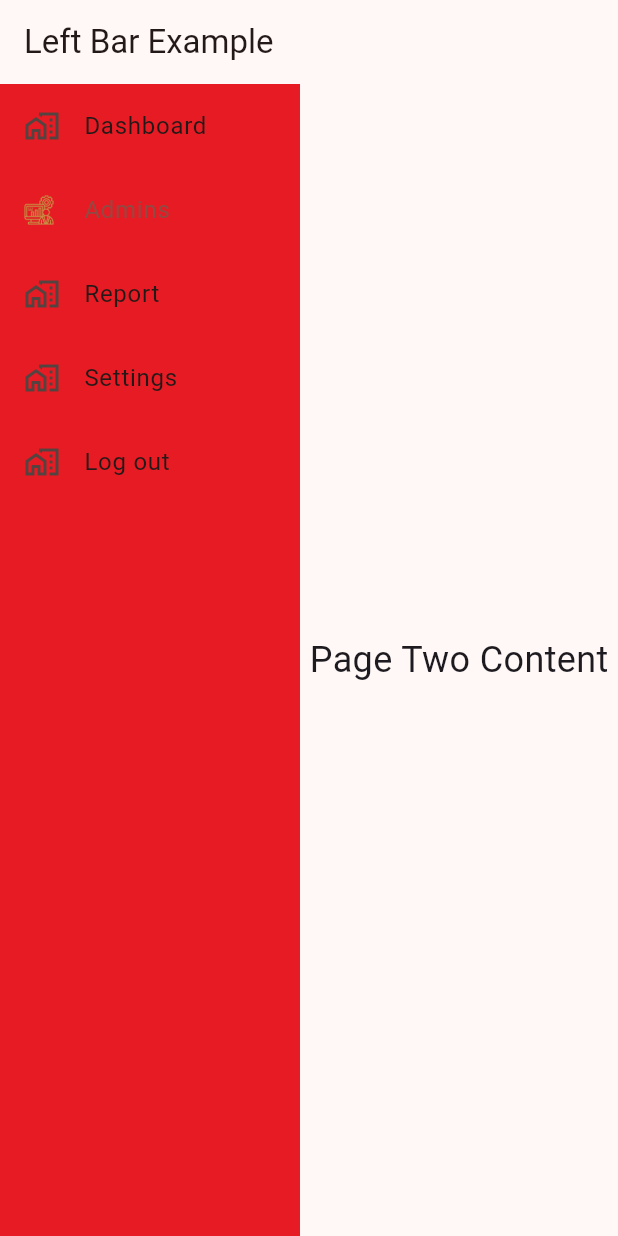
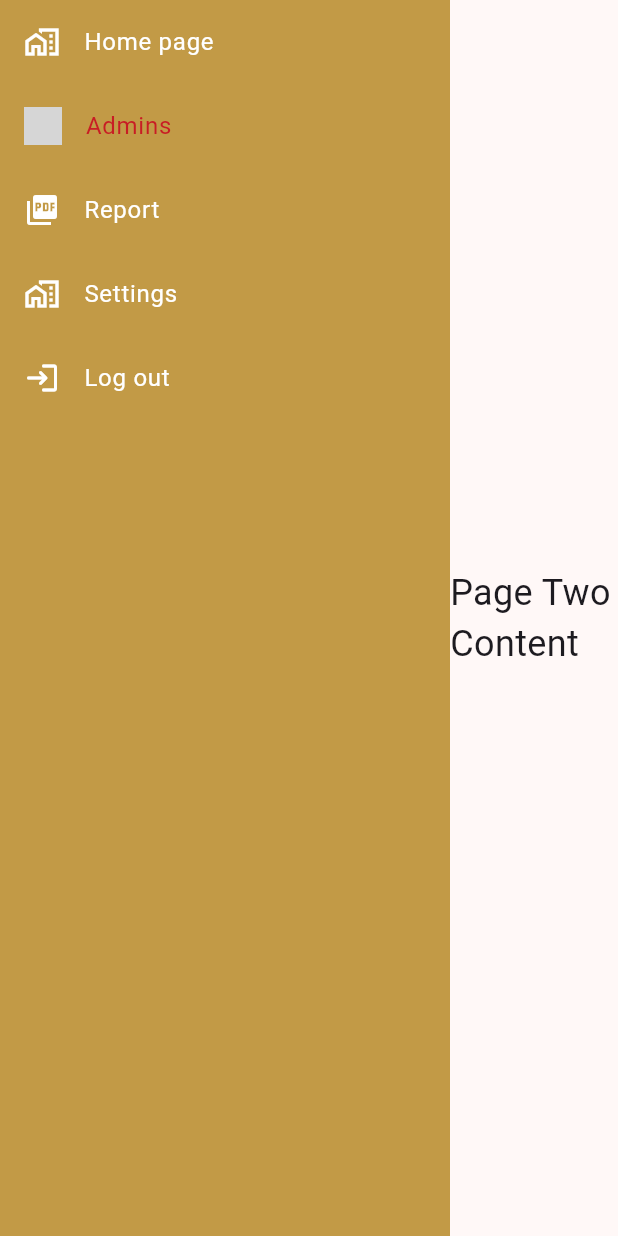
Before and after one commit to M-ZakariaNa-K/Sales-Managment-System-HS-, a Flutter app: the screen it shows after launch, after a tap on "Admins", on a phone screen of 412 x 824 dp. Run offline on Flutter 3.47's test engine with Material 3 defaults, Android fonts, the phone set to English and light mode, and no system bars; our stand-ins replace google_fonts; grey boxes are pictures that could not be loaded.

Commit message:
Starting homePage adding

```diff
--- /dev/null
+++ b/lib/Core/Components/home/Circle_image.dart
@@ -0,0 +1,21 @@
+import 'package:flutter/material.dart';
+
+class CircleImageWidget extends StatelessWidget {
+  const CircleImageWidget({super.key, required this.image});
+  final String image;
+
+  @override
+  Widget build(BuildContext context) {
+    return ClipRRect(
+      borderRadius: const BorderRadius.all(Radius.circular(100)),
+      child: Container(
+        width: 30,
+        height: 30,
+        child: Image.asset(
+          image,
+          fit: BoxFit.cover,
+        ),
+      ),
+    );
+  }
+}
--- /dev/null
+++ b/lib/Core/Components/home/search_bar.dart
@@ -0,0 +1,56 @@
+import 'package:flutter/material.dart';
+import 'package:sales_management_system/Core/Constants/theme.dart';
+
+class SearchBarWidget extends StatefulWidget {
+  const SearchBarWidget({super.key});
+
+  @override
+  State<SearchBarWidget> createState() => _SearchBarWidgetState();
+}
+
+class _SearchBarWidgetState extends State<SearchBarWidget> {
+  final TextEditingController _searchController = TextEditingController();
+  @override
+  Widget build(BuildContext context) {
+    return Padding(
+      padding: const EdgeInsets.symmetric(vertical: 20, horizontal: 20),
+      child: Container(
+        height: 50,
+        decoration: BoxDecoration(
+          color: Colors.grey.withOpacity(.2),
+          borderRadius: BorderRadius.circular(5.0),
+        ),
+        child: TextField(
+          decoration: InputDecoration(
+              hintText: 'Search...',
+              hintStyle: const TextStyle(
+                color: Color(0xffAFAFAF),
+              ),
+              contentPadding: const EdgeInsets.all(8.0),
+//Start Border of TextFild
+              enabledBorder: OutlineInputBorder(
+                borderSide: const BorderSide(
+                    color: Color(
+                        0xffAFAFAF)), // Set your desired border color here
+                borderRadius: BorderRadius.circular(5.0),
+              ),
+              focusedBorder: OutlineInputBorder(
+                borderSide: const BorderSide(
+                    color: Color.fromRGBO(
+                        200, 29, 36, 1)), // Set your desired border color here
+                borderRadius: BorderRadius.circular(5.0),
+              ),
+//End Border of TextFild
+              prefixIcon: Container(
+                padding: const EdgeInsets.all(10),
+                child: Image.asset(
+                  "images/search.png",
+                  color: const Color(0xffAFAFAF),
+                  width: 30,
+                ),
+              )),
+        ),
+      ),
+    );
+  }
+}
--- a/lib/Core/Constants/theme.dart
+++ b/lib/Core/Constants/theme.dart
@@ -1,8 +1,8 @@
 import 'package:flutter/material.dart';
 
 class ThemeColors {
-  static const primary = Color(0xFFE61B23);
+  static const primary = Color(0xffC81D24);
   static const primaryTextColor = Color(0xFF000000);
   static const secondaryTextColor = Color(0xFFffffff);
-  static const secondary = Color(0xFFC29A46);//qq
+  static const secondary = Color(0xFFC29A46); //qq
 }
--- /dev/null
+++ b/lib/Views/home/dashboard.dart
@@ -0,0 +1,222 @@
+import 'package:flutter/material.dart';
+import 'package:sales_management_system/Core/Constants/theme.dart';
+import 'package:sales_management_system/Views/home/home.dart';
+
+class DashboardPage extends StatefulWidget {
+  const DashboardPage({super.key});
+
+  @override
+  // ignore: library_private_types_in_public_api
+  _DashboardPageState createState() => _DashboardPageState();
+}
+
+class _DashboardPageState extends State<DashboardPage> {
+  int _selectedIndex = 0;
+  final Color _selectedColor = ThemeColors.primary;
+  final List<Widget> _pages = [
+    const HomePage(),
+    PageTwo(),
+    PageThree(),
+    PageFour(),
+    PageFive(),
+  ];
+
+  @override
+  Widget build(BuildContext context) {
+    return Scaffold(
+      body: Row(
+        children: [
+          // Left Bar
+          Container(
+            width: 300,
+            color: ThemeColors.secondary,
+            child: ListView(
+              children: [
+                Image.asset('images/Logo2.png'),
+                //=================================2=======================
+                ListTile(
+                  title: Text(
+                    'Home page',
+                    style: TextStyle(
+                      color: _selectedIndex == 0
+                          ? ThemeColors.primary
+                          : ThemeColors.secondaryTextColor,
+                    ),
+                  ),
+                  tileColor:
+                      _selectedIndex == 0 ? _selectedColor : Colors.transparent,
+                  leading: Icon(
+                    Icons.home_work_outlined,
+                    color: _selectedIndex == 0
+                        ? ThemeColors.primary
+                        : ThemeColors.secondaryTextColor,
+                  ),
+                  selected: _selectedIndex == 0,
+                  onTap: () => _onItemTapped(0),
+                ),
+                //=================================3=======================
+                ListTile(
+                  title: Text(
+                    'Admins',
+                    style: TextStyle(
+                      color: _selectedIndex == 1
+                          ? ThemeColors.primary
+                          : ThemeColors.secondaryTextColor,
+                    ),
+                  ),
+                  tileColor:
+                      _selectedIndex == 1 ? _selectedColor : Colors.transparent,
+                  leading: Image.asset(
+                    "images/administrator.png",
+                    width: 25,
+                    height: 25,
+                    color: _selectedIndex == 1
+                        ? ThemeColors.primary
+                        : ThemeColors.secondaryTextColor,
+                  ),
+                  selected: _selectedIndex == 1,
+                  onTap: () => _onItemTapped(1),
+                ),
+                //========================4=====================
+                ListTile(
+                  title: Text(
+                    'Report',
+                    style: TextStyle(
+                      color: _selectedIndex == 2
+                          ? ThemeColors.primary
+                          : ThemeColors.secondaryTextColor,
+                    ),
+                  ),
+                  tileColor:
+                      _selectedIndex == 2 ? _selectedColor : Colors.transparent,
+                  leading: Icon(
+                    Icons.picture_as_pdf,
+                    color: _selectedIndex == 2
+                        ? ThemeColors.primary
+                        : ThemeColors.secondaryTextColor,
+                  ),
+                  selected: _selectedIndex == 2,
+                  selectedTileColor: _selectedColor,
+                  onTap: () => _onItemTapped(2),
+                ),
+                //========================5=====================
+                ListTile(
+                  title: Text(
+                    'Settings',
+                    style: TextStyle(
+                      color: _selectedIndex == 3
+                          ? ThemeColors.primary
+                          : ThemeColors.secondaryTextColor,
+                    ),
+                  ),
+                  tileColor:
+                      _selectedIndex == 3 ? _selectedColor : Colors.transparent,
+                  leading: Icon(
+                    Icons.home_work_outlined,
+                    color: _selectedIndex == 3
+                        ? ThemeColors.primary
+                        : ThemeColors.secondaryTextColor,
+                  ),
+                  selected: _selectedIndex == 3,
+                  onTap: () => _onItemTapped(3),
+                ),
+                //========================6=====================
+                ListTile(
+                  title: Text(
+                    'Log out',
+                    style: TextStyle(
+                      color: _selectedIndex == 4
+                          ? ThemeColors.primary
+                          : ThemeColors.secondaryTextColor,
+                    ),
+                  ),
+                  tileColor:
+                      _selectedIndex == 2 ? _selectedColor : Colors.transparent,
+                  leading: Icon(
+                    Icons.login_rounded,
+                    color: _selectedIndex == 4
+                        ? ThemeColors.primary
+                        : ThemeColors.secondaryTextColor,
+                  ),
+                  selected: _selectedIndex == 4,
+                  selectedColor: _selectedColor,
+                  onTap: () => _onItemTapped(4),
+                )
+              ],
+            ),
+          ),
+          // Page Content
+          Expanded(
+            child: _pages[_selectedIndex],
+          ),
+        ],
+      ),
+    );
+  }
+
+  void _onItemTapped(int index) {
+    setState(() {
+      _selectedIndex = index;
+    });
+  }
+}
+
+class PageOne extends StatelessWidget {
+  @override
+  Widget build(BuildContext context) {
+    return Center(
+      child: Text(
+        'Page One Content',
+        style: TextStyle(fontSize: 24),
+      ),
+    );
+  }
+}
+
+class PageFour extends StatelessWidget {
+  @override
+  Widget build(BuildContext context) {
+    return Center(
+      child: Text(
+        'Page One Content',
+        style: TextStyle(fontSize: 24),
+      ),
+    );
+  }
+}
+
+class PageFive extends StatelessWidget {
+  @override
+  Widget build(BuildContext context) {
+    return Center(
+      child: Text(
+        'Page One Content',
+        style: TextStyle(fontSize: 24),
+      ),
+    );
+  }
+}
+
+class PageTwo extends StatelessWidget {
+  @override
+  Widget build(BuildContext context) {
+    return Center(
+      child: Text(
+        'Page Two Content',
+        style: TextStyle(fontSize: 24),
+      ),
+    );
+  }
+}
+
+class PageThree extends StatelessWidget {
+  @override
+  Widget build(BuildContext context) {
+    return Center(
+      child: Text(
+        'Page Three Content',
+        style: TextStyle(fontSize: 24),
+      ),
+    );
+  }
+}
--- a/lib/Views/home/home.dart
+++ b/lib/Views/home/home.dart
@@ -1,146 +1,54 @@
 import 'package:flutter/material.dart';
-import 'package:sales_management_system/Core/Constants/theme.dart';
+import 'package:sales_management_system/Core/Components/home/Circle_image.dart';
+import 'package:sales_management_system/Core/Components/home/search_bar.dart';
 
-class HomePage extends StatefulWidget {
-  @override
-  _HomePageState createState() => _HomePageState();
-}
-
-class _HomePageState extends State<HomePage> {
-  int _selectedIndex = 0;
-
-  final List<Widget> _pages = [
-    PageOne(),
-    PageTwo(),
-    PageThree(),
-    PageFour(),
-    PageFive(),
-  ];
+class HomePage extends StatelessWidget {
+  const HomePage({super.key});
 
   @override
   Widget build(BuildContext context) {
-    return Scaffold(
-      appBar: AppBar(
-        title: Text('Left Bar Example'),
+    return Container(
+      decoration: BoxDecoration(
+        color: Colors.red,
       ),
-      body: Row(
-        children: [
-          // Left Bar
-          Container(
-            width: 200,
-            color: ThemeColors.primary,
-            child: ListView(
+      child: Scaffold(
+        body: Column(
+          children: [
+            //=============1===============
+            Row(
+              mainAxisSize: MainAxisSize.min,
               children: [
-                ListTile(
-                  title: const Text('Dashboard'),
-                  leading: Icon(Icons.home_work_outlined),
-                  selected: _selectedIndex == 0,
-                  onTap: () => _onItemTapped(0),
-                ),
-                ListTile(
-                  title: const Text('Admins'),
-                  leading: Image.asset(
-                    "assets/images/administrator.png",
-                    width: 20,
-                    height: 20,
-                    color: ThemeColors.secondary,
-                  ),
-                  selected: _selectedIndex == 1,
-                  onTap: () => _onItemTapped(1),
-                ),
-                ListTile(
-                  title: const Text('Report'),
-                  leading: Icon(Icons.home_work_outlined),
-                  selected: _selectedIndex == 2,
-                  onTap: () => _onItemTapped(2),
-                ),
-                ListTile(
-                  title: const Text('Settings'),
-                  leading: Icon(Icons.home_work_outlined),
-                  selected: _selectedIndex == 3,
-                  onTap: () => _onItemTapped(2),
-                ),
-                ListTile(
-                  title: const Text('Log out'),
-                  leading: Icon(Icons.home_work_outlined),
-                  selected: _selectedIndex == 4,
-                  onTap: () => _onItemTapped(2),
+                const Expanded(child: SearchBarWidget()),
+                Container(
+                  width: MediaQuery.of(context).size.width * 0.3,
+                  height: 50,
+                  decoration: const BoxDecoration(
+                      color: Colors.lightGreen,
+                      borderRadius: BorderRadius.all(Radius.circular(5))),
+                  child: const Row(children: [
+                    CircleImageWidget(
+                      image: "assets/images/Logo.png",
+                    ),
+                    CircleImageWidget(
+                      image: "assets/images/settings.png",
+                    ),
+                    CircleImageWidget(
+                      image: "assets/images/Logo2.png",
+                    ),
+                    Column(
+                      children: [
+                        Text("zakaria al nabulsi"),
+                        //NOTE(ZAK): the number from login
+                        Text("+963 969830277"),
+                      ],
+                    )
+                  ]),
                 )
               ],
             ),
-          ),
-          // Page Content
-          Expanded(
-            child: _pages[_selectedIndex],
-          ),
-        ],
-      ),
-    );
-  }
-
-  void _onItemTapped(int index) {
-    setState(() {
-      _selectedIndex = index;
-    });
-  }
-}
-
-class PageOne extends StatelessWidget {
-  @override
-  Widget build(BuildContext context) {
-    return Center(
-      child: Text(
-        'Page One Content',
-        style: TextStyle(fontSize: 24),
+          ],
+        ),
       ),
     );
   }
 }
-
-class PageFour extends StatelessWidget {
-  @override
-  Widget build(BuildContext context) {
-    return Center(
-      child: Text(
-        'Page One Content',
-        style: TextStyle(fontSize: 24),
-      ),
-    );
-  }
-}
-
-class PageFive extends StatelessWidget {
-  @override
-  Widget build(BuildContext context) {
-    return Center(
-      child: Text(
-        'Page One Content',
-        style: TextStyle(fontSize: 24),
-      ),
-    );
-  }
-}
-
-class PageTwo extends StatelessWidget {
-  @override
-  Widget build(BuildContext context) {
-    return Center(
-      child: Text(
-        'Page Two Content',
-        style: TextStyle(fontSize: 24),
-      ),
-    );
-  }
-}
-
-class PageThree extends StatelessWidget {
-  @override
-  Widget build(BuildContext context) {
-    return Center(
-      child: Text(
-        'Page Three Content',
-        style: TextStyle(fontSize: 24),
-      ),
-    );
-  }
-}
--- a/lib/main.dart
+++ b/lib/main.dart
@@ -1,6 +1,7 @@
 import 'package:flutter/material.dart';
 import 'package:sales_management_system/Core/Constants/theme.dart';
 import 'package:google_fonts/google_fonts.dart';
+import 'package:sales_management_system/Views/home/dashboard.dart';
 import 'package:sales_management_system/Views/home/home.dart';
 
 void main() {
@@ -24,7 +25,7 @@ class MyApp extends StatelessWidget {
       title: 'Sales Management System App',
       // NOTE (From Zakaria): everyone when creating your task page
       // put the home page as your main working screen
-      home: HomePage(),
+      home: DashboardPage(),
       theme: ThemeData(
         useMaterial3: true,
         textTheme: GoogleFonts.robotoTextTheme(),
```
Also changed, not shown: assets/images/Logo.png (added), assets/images/Logo2.png (added), assets/images/search.png (added).
